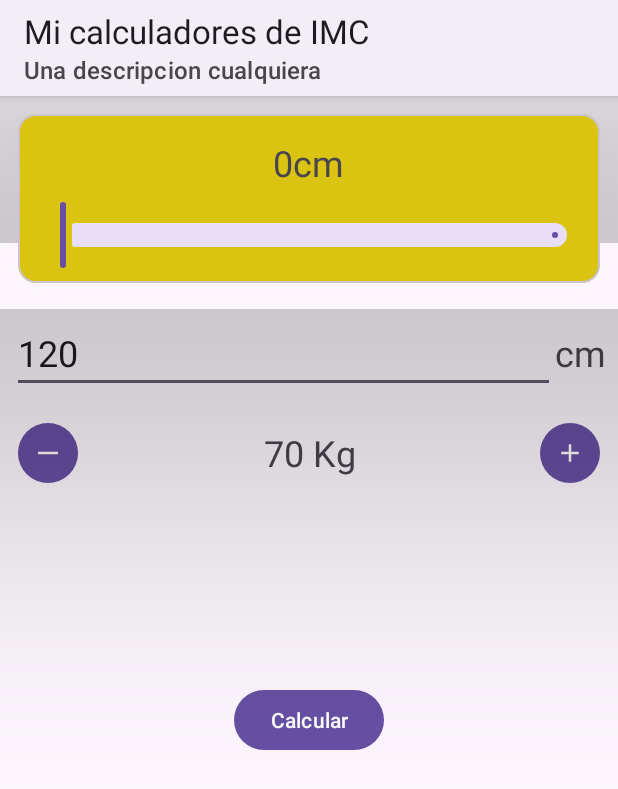
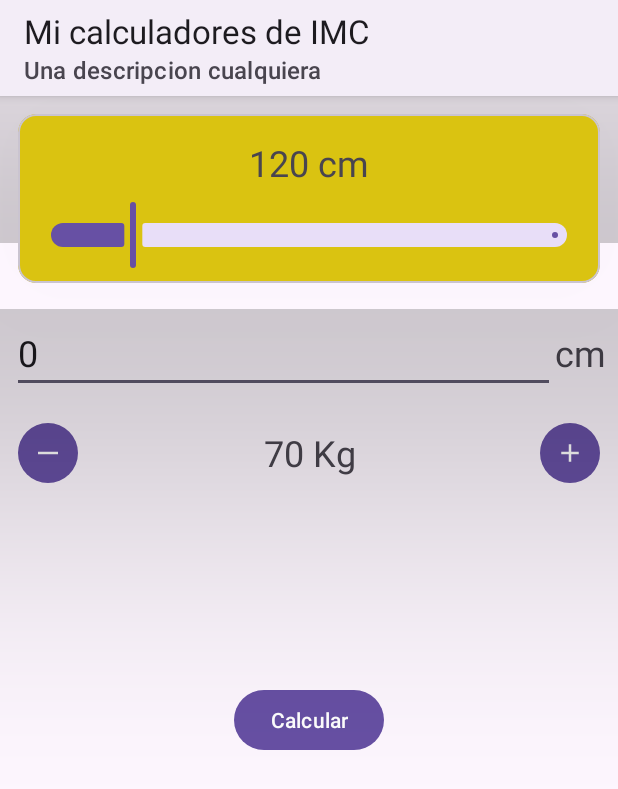
Before and after one commit to raulfl1982ndrd/BMICalculator, an Android app: the screen it shows after launch (MainActivity), on a phone screen of 412 x 824 dp. Shown: the top 789 px of the screen. Run offline under Robolectric (Android 15) with nearby library versions, the phone set to English and light mode, and no system bars.

Commit message:
Se crea la imagen donde te dice que pierdas o ganes peso, parametros en los strings.

```diff
--- a/app/src/main/java/com/example/bmicalculator/MainActivity.kt
+++ b/app/src/main/java/com/example/bmicalculator/MainActivity.kt
@@ -1,5 +1,7 @@
 package com.example.bmicalculator
 
+import android.annotation.SuppressLint
+import android.graphics.BitmapFactory
 import android.graphics.Color
 import android.icu.text.DecimalFormat
 import android.location.GnssAntennaInfo.Listener
@@ -18,7 +20,7 @@ import com.google.android.material.slider.Slider.OnChangeListener
 import kotlin.math.pow
 
 class MainActivity : AppCompatActivity() {
-    lateinit var heightTextView : EditText
+    lateinit var heightTextView : TextView
     lateinit var heightSlider : Slider
     lateinit var heightEditText : EditText
     lateinit var weightTextView : TextView
@@ -29,15 +31,15 @@ class MainActivity : AppCompatActivity() {
     lateinit var estadoTextView:TextView
     lateinit var  calculateButton: Button
     lateinit var imageViewPanel: ImageView
-
     var height: Int = 120
     var weight: Int = 70
 
+    @SuppressLint("ClickableViewAccessibility")
     override fun onCreate(savedInstanceState: Bundle?) {
         super.onCreate(savedInstanceState)
         setContentView(R.layout.activity_main)
         Log.i("IMC","Se ha creado el MainActivity")
-        //heightTextView = findViewById(R.id.heightTextView)
+        heightTextView = findViewById(R.id.heightTextView)
         heightSlider = findViewById(R.id.heightSlider)
         heightEditText = findViewById(R.id.heightEditText)
         weightTextView = findViewById(R.id.weightTextView)
@@ -48,13 +50,24 @@ class MainActivity : AppCompatActivity() {
         calculateButton = findViewById(R.id.calculateButton)
         estadoTextView = findViewById(R.id.estadoTextView)
         imageViewPanel = findViewById(R.id.imageViewPanel)
+
+        heightSlider.value =height.toFloat()
+        setHeightTestView()
         setHeight()
         setWeight()
         //Barra de titulo de la aplicacion
         supportActionBar?.title = "Mi calculadores de IMC"
         supportActionBar?.subtitle = "Una descripcion cualquiera"
 
-        //heightSlider.addOnChangeListener(heightSlider)
+
+        imageViewPanel.setImageBitmap(BitmapFactory.decodeFile("pathToImageFile"));
+
+        heightSlider.addOnChangeListener { _, value, _ ->
+            height = value.toInt()
+            setHeightTestView()
+            heightEditText.setText(height.toString())
+        }
+
         heightSlider.value;
 
         minusButton.setOnClickListener{
@@ -62,6 +75,16 @@ class MainActivity : AppCompatActivity() {
             setWeight()
             Log.i("IMC","He reducido el peso")
         }
+/*
+        minusButton.setOnTouchListener { v, event ->
+            //weight--
+            //setWeight()
+            //Log.i("IMC","He reducido el peso")
+        }
+*/
+
+
+
         addButton.setOnClickListener{
             weight++
             setWeight()
@@ -98,60 +121,71 @@ class MainActivity : AppCompatActivity() {
                 descriptionTextview.setTextColor(Color.parseColor("#FF0000"))
                 resultTextView.setTextColor(Color.parseColor("#FF0000"))
                 estadoTextView.text = "Aumente su peso"
-                //imageViewPanel.setImageResource()
+                imageViewPanel.setImageResource(R.drawable.plus)
             }
             else if ((result >= 16.5) && (result < 18.5)){
                 descripcion = "Bajo peso"
                 descriptionTextview.setTextColor(Color.parseColor("#FF6C00"))
                 resultTextView.setTextColor(Color.parseColor("#FF6C00"))
                 estadoTextView.text = "Aumente su peso"
+                imageViewPanel.setImageResource(R.drawable.plus)
             }
             else if ((result >= 18.5) && (result <25)){
                 descripcion = "Peso normal"
                 descriptionTextview.setTextColor(Color.parseColor("#00FF78"))
                 resultTextView.setTextColor(Color.parseColor("#00FF78"))
                 estadoTextView.text = "Peso correcto"
+                imageViewPanel.setImageResource(R.drawable.equal)
             }
             else if ((result >= 25) && (result <30)){
                 descripcion = "Sobrepeso"
                 descriptionTextview.setTextColor(Color.parseColor("#FF6C00"))
                 resultTextView.setTextColor(Color.parseColor("#FF6C00"))
                 estadoTextView.text = "Reduzca su peso"
+                imageViewPanel.setImageResource(R.drawable.minus)
             }
             else if ((result >= 30) && (result <35)) {
                 descripcion = "Obesidad tipo 1 (moderada)"
                 descriptionTextview.setTextColor(Color.parseColor("#FF2E00"))
                 resultTextView.setTextColor(Color.parseColor("#FF2E00"))
                 estadoTextView.text = "Consulte con su medico"
+                imageViewPanel.setImageResource(R.drawable.minus)
             }
             else if ((result >= 35) && (result <40)) {
                 descripcion = "Obesidad tipo 2 (severa)"
                 descriptionTextview.setTextColor(Color.parseColor("#FF2300"))
                 resultTextView.setTextColor(Color.parseColor("#FF2300"))
                 estadoTextView.text = "Consulte con su medico"
+                imageViewPanel.setImageResource(R.drawable.minus)
             }
             else if ((result >= 40)) {
                 descripcion = "Obesidad tipo 3 (mórbida)"
                 descriptionTextview.setTextColor(Color.parseColor("#FF0000"))
                 resultTextView.setTextColor(Color.parseColor("#FF0000"))
                 estadoTextView.text = "Consulte con su medico"
+                imageViewPanel.setImageResource(R.drawable.minus)
             }
             descriptionTextview.text = descripcion.toString()
             //Limitar el numero de decimales que muestra el resultTextView
             var decimalFormat = DecimalFormat("#.##")
             resultTextView.text = decimalFormat.format(result)
+            //esto seria utilizando los colores almacenados en values colors
             //resultTextView.setTextColor(descripctionColor)
             //descriptionTextview.setTextColor(descripctionColor)
         }
 
     };
-
+    fun setHeightTestView(){
+        heightTextView.setText(height.toString())
+    }
 
     fun setHeight(){
-        heightEditText.setText(height.toString())
+        //heightEditText.setText(height.toString())
+        heightTextView.text = getString(R.string.height_text,height)
     }
     fun setWeight(){
-        weightTextView.text = "$weight Kg"
+        //weightTextView.text = "$weight Kg"
+        weightTextView.text = getString(R.string.weight_text,weight,"Kg")
     }
 
 
--- a/app/src/main/res/layout/activity_main.xml
+++ b/app/src/main/res/layout/activity_main.xml
@@ -35,12 +35,8 @@
                         android:id="@+id/heightTextView"
                         android:layout_width="wrap_content"
                         android:layout_height="wrap_content"
-                        android:text="0"
-                        android:textSize="24sp"/>
-                    <TextView
-                        android:layout_width="wrap_content"
-                        android:layout_height="wrap_content"
-                        android:text="cm"
+                        android:textAlignment="center"
+                        android:text="@string/height_text"
                         android:textSize="24sp"/>
             </LinearLayout>
             <com.google.android.material.slider.Slider
@@ -48,9 +44,11 @@
                 android:layout_width="match_parent"
                 android:layout_height="match_parent"
                 android:valueFrom="100"
-                android:valueTo="230"
+                android:valueTo="240"
                 android:stepSize="1"
                 app:tickVisible="false"
+                android:value="100"
+                app:labelBehavior="gone"
                 />
         </LinearLayout>
         </com.google.android.material.card.MaterialCardView>
@@ -100,7 +98,7 @@
             android:layout_width="wrap_content"
             android:layout_height="wrap_content"
             android:layout_gravity="center"
-            android:text="0Kg"
+            android:text="@string/weight_text"
             android:textAlignment="center"
             android:layout_weight="1"
             android:textSize="24sp" />
@@ -144,7 +142,8 @@
 
     <ImageView
         android:id="@+id/imageViewPanel"
-        android:layout_width="wrap_content"
-        android:layout_height="wrap_content"
+        android:layout_width="match_parent"
+        android:layout_height="match_parent"
+        android:src="@drawable/ic_launcher_foreground"
         android:layout_gravity="center_horizontal"/>
 </LinearLayout>
--- a/app/src/main/res/values/strings.xml
+++ b/app/src/main/res/values/strings.xml
@@ -3,6 +3,9 @@
     <string name="main_activity_click_button">Click me</string>
     <string name="main_activity_welcome_text">Welcome to my first App</string>
     <string name="main_activity_click_text">I clicked  the button</string>
+    <string name="height_text">%1$d cm</string>
+    <!--<string name="weight_text">%1$d Kg</string> -->
+    <string name="weight_text">%1$d %2$s</string>
     <string name="under_weight">under_weight</string>
     <string name="normal_weight">normal_weight</string>
     <string name="over_weight">over_weight</string>
```
Also changed, not shown: app/src/main/res/drawable/equal.png (added), app/src/main/res/drawable/minus.png (added), app/src/main/res/drawable/plus.png (added), 1 other file.
